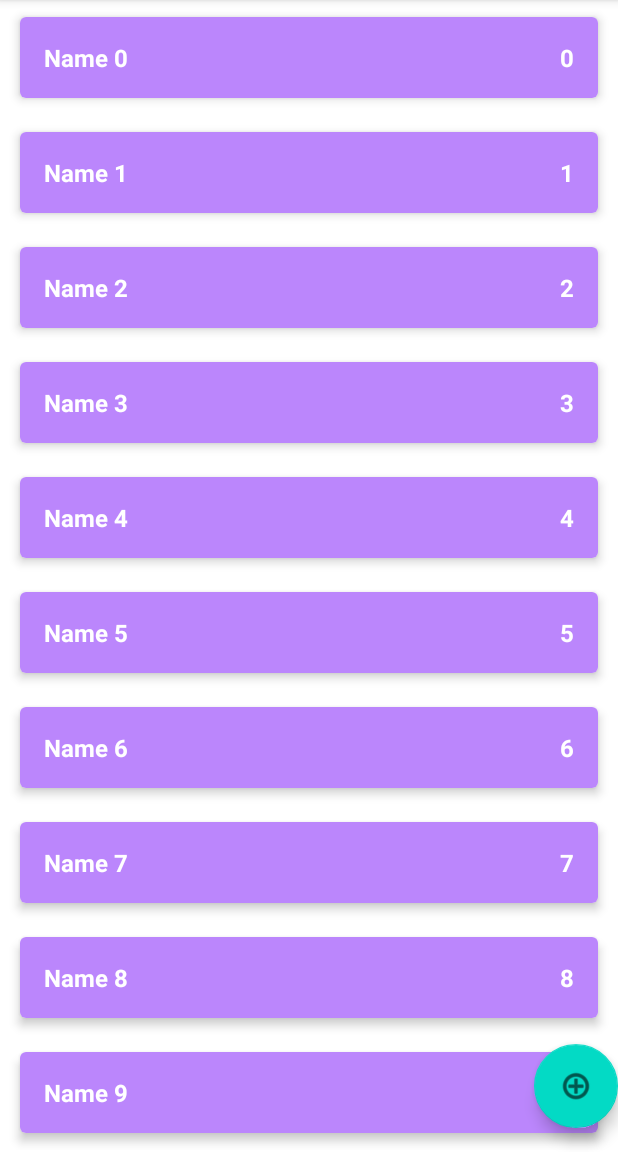
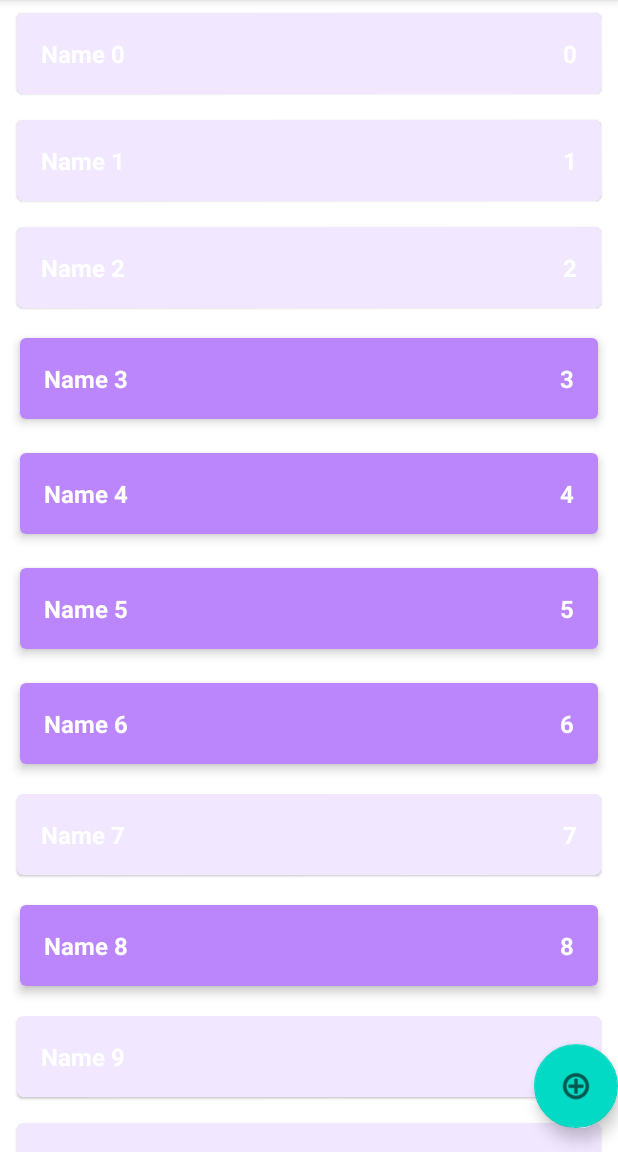
Before and after one commit to Detribes/ShoppingList, an Android app: the screen it shows after launch (MainActivity), on a phone screen of 412 x 824 dp, the part 84-1236 px from its top. Run offline under Robolectric (Android 15) with nearby library versions, the phone set to English and light mode, and no system bars.

```diff
--- a/app/src/main/java/com/example/shoppinglist/data/ShopListRepositoryImpl.kt
+++ b/app/src/main/java/com/example/shoppinglist/data/ShopListRepositoryImpl.kt
@@ -4,6 +4,7 @@ import androidx.lifecycle.MutableLiveData
 import com.example.shoppinglist.domain.ShopItem
 import com.example.shoppinglist.domain.ShopListRepository
 import java.lang.RuntimeException
+import kotlin.random.Random
 
 object ShopListRepositoryImpl : ShopListRepository{
 
@@ -12,8 +13,8 @@ object ShopListRepositoryImpl : ShopListRepository{
     private var _autoIncrementedID = 0
 
     init{
-        for(i in 0 until 10){
-            val item = ShopItem("Name $i", i, true)
+        for(i in 0 until 1000){
+            val item = ShopItem("Name $i", i, Random.nextBoolean())
             addShopItem(item)
         }
     }
--- a/app/src/main/java/com/example/shoppinglist/presenter/MainActivity.kt
+++ b/app/src/main/java/com/example/shoppinglist/presenter/MainActivity.kt
@@ -2,49 +2,53 @@ package com.example.shoppinglist.presenter
 
 import androidx.appcompat.app.AppCompatActivity
 import android.os.Bundle
+import android.util.Log
 import android.view.LayoutInflater
 import android.widget.LinearLayout
 import android.widget.TextView
 import androidx.lifecycle.ViewModelProvider
+import androidx.recyclerview.widget.RecyclerView
 import com.example.shoppinglist.R
 import com.example.shoppinglist.domain.ShopItem
 
 class MainActivity : AppCompatActivity() {
 
-    private lateinit var _viewModel :MainViewModel
-    private lateinit var _llShopeList :LinearLayout
+    private lateinit var _viewModel: MainViewModel
+    private lateinit var _adapter: ShopListAdapter
 
     override fun onCreate(savedInstanceState: Bundle?) {
         super.onCreate(savedInstanceState)
         setContentView(R.layout.activity_main)
-        _llShopeList = findViewById(R.id.llShopList)
+        _setupRecyclerView()
         _viewModel = ViewModelProvider(this)[MainViewModel::class.java]
         _viewModel.shopList.observe(this) {
-            _showList(it)
+            _adapter.shopList = it
         }
     }
-    private fun _showList(list :List<ShopItem>) {
-        _llShopeList.removeAllViews()
-
-        for(shopItem in list){
-            val layoutId = if(shopItem.active) {
-                R.layout.item_shop_enabled
-            } else {
-                R.layout.item_shop_disabled
+    /*Setup RV params to use*/
+    private fun _setupRecyclerView() {
+        val rvShopList = findViewById<RecyclerView>(R.id.rvShopList)
+        _adapter = ShopListAdapter()
+        with(rvShopList) {
+            adapter = _adapter
+            recycledViewPool.setMaxRecycledViews(
+                ShopListAdapter.VIEW_TYPE_ENABLED,
+                ShopListAdapter.MAX_POOL_SIZE
+            )
+            recycledViewPool.setMaxRecycledViews(
+                ShopListAdapter.VIEW_TYPE_DISABLED,
+                ShopListAdapter.MAX_POOL_SIZE
+            )
+        }
+        _adapter.onShopItemLongClickListener = object :ShopListAdapter.OnShopItemLongClickListener {
+            override fun onShopItemLongClickListener(shopItem: ShopItem) {
+                _viewModel.changeActiveState(shopItem)
             }
-            val view = LayoutInflater.from(this).inflate(layoutId, _llShopeList,false)
-            val tvName = view.findViewById<TextView>(R.id.tvName)
-            val tvCount = view.findViewById<TextView>(R.id.tvCount)
-
-            tvName.text = shopItem.name
-            tvCount.text = shopItem.count.toString()
-
-            view.setOnLongClickListener {
-                _viewModel.changeActiveState(shopItem)
-                true //True variarty needs for correctly work of SOLCL. These may be False var
+        }
+        _adapter.onShopItemClickListener = object :ShopListAdapter.OnShopItemClickListener {
+            override fun onShopItemClickListener(shopItem: ShopItem) {
+                Log.d("ObjectParams", "count: ${shopItem.count} state: ${shopItem.active}")
             }
-
-            _llShopeList.addView(view)
         }
     }
 }
--- a/app/src/main/java/com/example/shoppinglist/presenter/ShopListAdapter.kt
+++ b/app/src/main/java/com/example/shoppinglist/presenter/ShopListAdapter.kt
@@ -4,32 +4,98 @@ import android.view.LayoutInflater
 import android.view.View
 import android.view.ViewGroup
 import android.widget.TextView
+import androidx.core.content.ContextCompat
 import androidx.recyclerview.widget.RecyclerView
 import com.example.shoppinglist.R
 import com.example.shoppinglist.domain.ShopItem
+import java.lang.RuntimeException
 
-class ShopListAdapter: RecyclerView.Adapter<ShopListAdapter.ShopItemViewHolder>(){
+class ShopListAdapter : RecyclerView.Adapter<ShopListAdapter.ShopItemViewHolder>() {
 
-    val list = listOf<ShopItem>()
+    var shopList = listOf<ShopItem>()
+        set(value) {
+            field = value
+            notifyDataSetChanged()
+        }
+    var onShopItemLongClickListener :OnShopItemLongClickListener? = null
+    var onShopItemClickListener :OnShopItemClickListener? = null
 
-    class ShopItemViewHolder(val view: View) :RecyclerView.ViewHolder(view){
+    class ShopItemViewHolder(val view: View) : RecyclerView.ViewHolder(view) {
         val tvName = view.findViewById<TextView>(R.id.tvName)
         val tvCount = view.findViewById<TextView>(R.id.tvCount)
     }
 
     override fun onCreateViewHolder(parent: ViewGroup, viewType: Int): ShopItemViewHolder {
-        val view = LayoutInflater.from(parent.context).inflate(R.layout.item_shop_disabled,parent,false)
+        val layout = when (viewType) {
+            VIEW_TYPE_ENABLED -> R.layout.item_shop_enabled
+            VIEW_TYPE_DISABLED -> R.layout.item_shop_disabled
+            else -> throw RuntimeException("Unknown ViewType")
+        }
+        val view = LayoutInflater.from(parent.context).inflate(
+            layout,
+            parent,
+            false
+        )
         return ShopItemViewHolder(view)
     }
 
     override fun onBindViewHolder(holder: ShopItemViewHolder, position: Int) {
-        val shopItem = list[position]
-        holder.tvName.text = shopItem.name
+        val shopItem = shopList[position]
+        holder.view.setOnLongClickListener {
+            onShopItemLongClickListener?.onShopItemLongClickListener(shopItem)
+            true
+        }
+        holder.view.setOnClickListener{
+            onShopItemClickListener?.onShopItemClickListener(shopItem)
+        }
+        holder.tvName.text = "${shopItem.name}"
         holder.tvCount.text = shopItem.count.toString()
-        holder.view.setOnLongClickListener{true}
+    }
+    /* That method takes position of list of objects
+    and return a number that appear that obj is active or unactive
+     */
+    override fun getItemViewType(position: Int): Int {
+        val item = shopList[position]
+        return if (item.active) {
+            VIEW_TYPE_ENABLED
+        } else {
+            VIEW_TYPE_DISABLED
+        }
+
+    }
+
+    override fun onViewRecycled(holder: ShopItemViewHolder) {
+        super.onViewRecycled(holder)
+        holder.tvName.text = ""
+        holder.tvCount.text = ""
+        holder.tvName.setTextColor(
+            ContextCompat.getColor(
+                holder.view.context,
+                android.R.color.white
+            )
+        )
     }
 
     override fun getItemCount(): Int {
-        return list.size
+        return shopList.size
+    }
+
+    /*Interface that use to set on click listener
+     */
+    interface OnShopItemLongClickListener {
+        fun onShopItemLongClickListener(shopItem: ShopItem)
+    }
+    interface OnShopItemClickListener {
+        fun onShopItemClickListener(shopItem: ShopItem)
+    }
+    /* CONSTANTS of magic numbers that means
+    is viewType is active or unactive
+    MAX_POOL_SIZE is max count of objects, that
+    RV creates
+     */
+    companion object {
+        const val VIEW_TYPE_ENABLED = 1
+        const val VIEW_TYPE_DISABLED = 0
+        const val MAX_POOL_SIZE = 25
     }
 }
--- a/app/src/main/res/layout/activity_main.xml
+++ b/app/src/main/res/layout/activity_main.xml
@@ -6,21 +6,8 @@
     android:layout_height="match_parent"
     tools:context=".presenter.MainActivity">
 
-    <ScrollView
-        android:layout_width="match_parent"
-        android:layout_height="match_parent">
-
-        <LinearLayout
-            android:id="@+id/llShopList"
-            android:layout_width="match_parent"
-            android:layout_height="wrap_content"
-            android:orientation="vertical"
-            />
-        </ScrollView>
-
     <androidx.recyclerview.widget.RecyclerView
         android:id="@+id/rvShopList"
-        android:visibility="gone"
         android:layout_width="0dp"
         android:layout_height="0dp"
         app:layout_constraintBottom_toBottomOf="parent"
```
